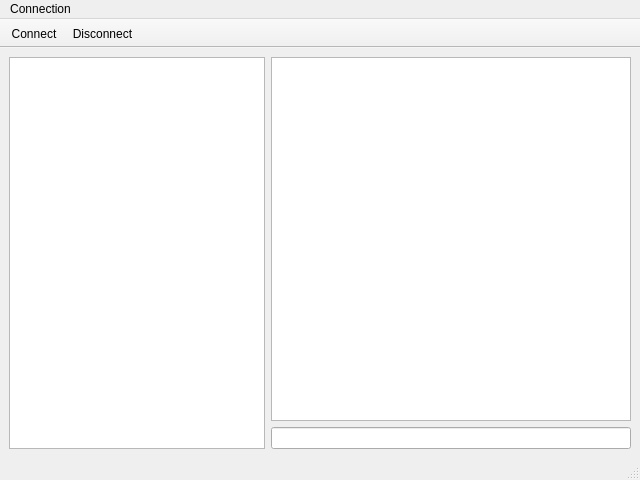
The window that ECUtool/ui/mainwindow.ui (aidangrant9/ECUtool) describes before a commit, drawn with Qt 5.
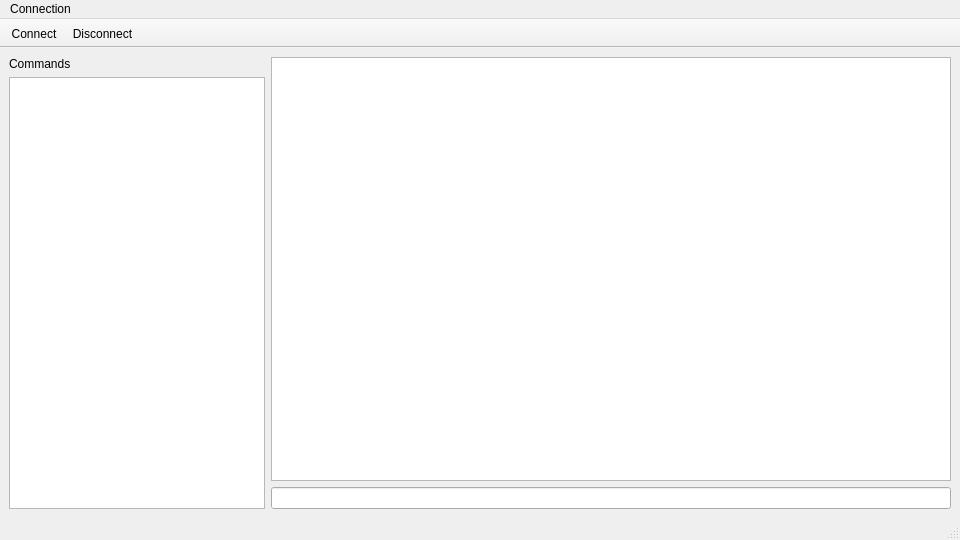
The same window after the commit. Icons and pictures are not drawn.

```diff
--- a/ECUtool/ui/mainwindow.ui
+++ b/ECUtool/ui/mainwindow.ui
@@ -6,8 +6,8 @@
    <rect>
     <x>0</x>
     <y>0</y>
-    <width>640</width>
-    <height>480</height>
+    <width>960</width>
+    <height>540</height>
    </rect>
   </property>
   <property name="windowTitle">
@@ -16,6 +16,28 @@
   <widget class="QWidget" name="centralwidget">
    <layout class="QHBoxLayout" name="horizontalLayout">
     <item>
+     <widget class="QWidget" name="widget_2" native="true">
+      <layout class="QVBoxLayout" name="verticalLayout_2">
+       <property name="leftMargin">
+        <number>0</number>
+       </property>
+       <property name="topMargin">
+        <number>0</number>
+       </property>
+       <property name="rightMargin">
+        <number>0</number>
+       </property>
+       <property name="bottomMargin">
+        <number>0</number>
+       </property>
+       <item>
+        <widget class="QLabel" name="label">
+         <property name="text">
+          <string>Commands</string>
+         </property>
+        </widget>
+       </item>
+       <item>
      <widget class="QListWidget" name="listWidget">
       <property name="sizePolicy">
        <sizepolicy hsizetype="Preferred" vsizetype="Expanding">
@@ -23,15 +45,9 @@
         <verstretch>0</verstretch>
        </sizepolicy>
       </property>
-      <property name="baseSize">
-       <size>
-        <width>0</width>
-        <height>0</height>
-       </size>
-      </property>
-      <property name="resizeMode">
-       <enum>QListView::ResizeMode::Fixed</enum>
-      </property>
+        </widget>
+       </item>
+      </layout>
      </widget>
     </item>
     <item>
@@ -69,8 +85,8 @@
     <rect>
      <x>0</x>
      <y>0</y>
-     <width>640</width>
-     <height>43</height>
+     <width>960</width>
+     <height>21</height>
     </rect>
    </property>
    <widget class="QMenu" name="menuConnection">
```
Lines whose indentation alone changed are shown as unchanged.
